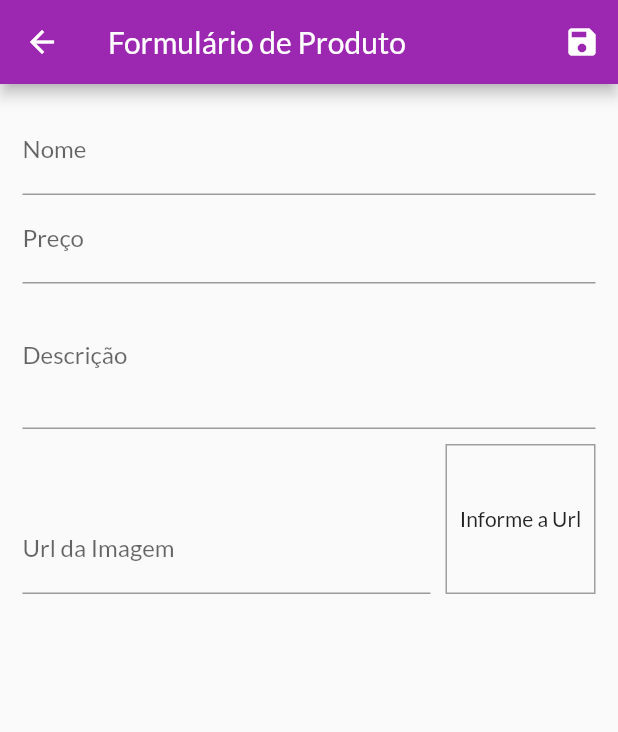
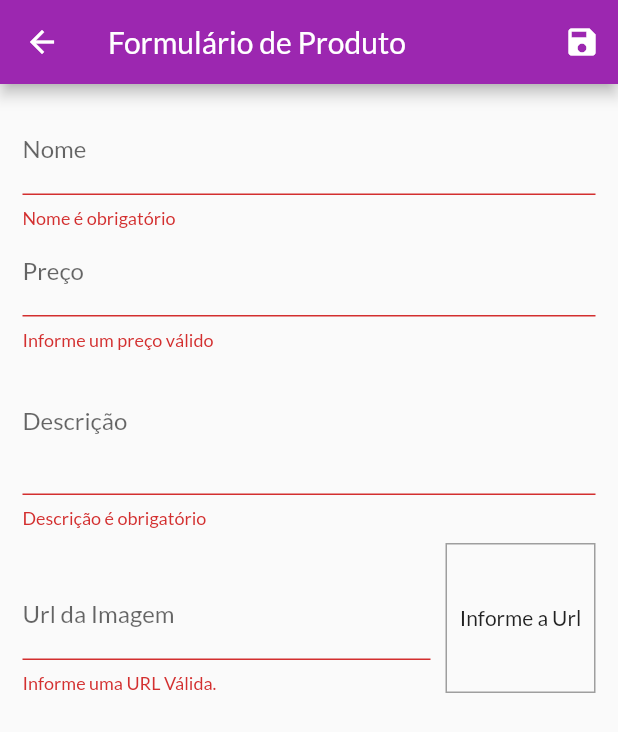
Before and after one commit to ademir2011/app04.4animations, a Flutter app: the ProductFormPage screen opened by its route, after a tap on the "save" icon, on a phone screen of 412 x 824 dp. Shown: the top 732 px of the screen. Run offline on Flutter 3.47's test engine with Material 2 defaults, Android fonts, the phone set to English and light mode, and no system bars; network calls fail.

```diff
--- a/lib/pages/product_form_page.dart
+++ b/lib/pages/product_form_page.dart
@@ -1,7 +1,9 @@
 import 'dart:math';
 
 import 'package:app04shop/models/product.dart';
+import 'package:app04shop/models/product_list.dart';
 import 'package:flutter/material.dart';
+import 'package:provider/provider.dart';
 
 class ProductFormPage extends StatefulWidget {
   const ProductFormPage({Key? key}) : super(key: key);
@@ -38,15 +40,44 @@ class _ProductFormPageState extends State<ProductFormPage> {
     setState(() {});
   }
 
+  bool isValidImageUrl(String url) {
+    bool isValidUrl = Uri.tryParse(url)?.hasAbsolutePath ?? false;
+    bool endsWithFile =
+        url.toLowerCase().endsWith('.png') || url.toLowerCase().endsWith('.jpg') || url.toLowerCase().endsWith('.jpeg');
+
+    return isValidUrl && endsWithFile;
+  }
+
   void _submitForm() {
+    final isValid = _formKey.currentState?.validate() ?? false;
+
+    if (!isValid) {
+      return;
+    }
+
     _formKey.currentState?.save();
-    final newProduct = Product(
-      id: Random().nextDouble().toString(),
-      name: _formData['name'] as String,
-      description: _formData['description'] as String,
-      price: _formData['price'] as double,
-      imageUrl: _formData['imageUrl'] as String,
-    );
+
+    Provider.of<ProductList>(context, listen: false).saveProduct(_formData);
+
+    Navigator.of(context).pop();
+  }
+
+  @override
+  void didChangeDependencies() {
+    super.didChangeDependencies();
+    if (_formData.isEmpty) {
+      final arg = ModalRoute.of(context)?.settings.arguments;
+      if (arg != null) {
+        final product = arg as Product;
+        _formData['id'] = product.id;
+        _formData['name'] = product.name;
+        _formData['price'] = product.price;
+        _formData['description'] = product.description;
+        _formData['imageUrl'] = product.imageUrl;
+
+        _imageUrlController.text = product.imageUrl;
+      }
+    }
   }
 
   @override
@@ -68,14 +99,27 @@ class _ProductFormPageState extends State<ProductFormPage> {
           child: ListView(
             children: [
               TextFormField(
+                initialValue: _formData['name']?.toString(),
                 decoration: InputDecoration(labelText: 'Nome'),
                 textInputAction: TextInputAction.next,
                 onFieldSubmitted: (_) {
                   FocusScope.of(context).requestFocus(_priceFocus);
                 },
                 onSaved: (name) => _formData['name'] = name ?? '',
+                validator: (_name) {
+                  final name = _name ?? '';
+                  if (name.trim().isEmpty) {
+                    return 'Nome é obrigatório';
+                  }
+
+                  if (name.trim().length < 3) {
+                    return 'Nome precisa no mínimo de 3 letras.';
+                  }
+                  return null;
+                },
               ),
               TextFormField(
+                initialValue: _formData['price']?.toString(),
                 decoration: InputDecoration(labelText: 'Preço'),
                 textInputAction: TextInputAction.next,
                 focusNode: _priceFocus,
@@ -86,13 +130,34 @@ class _ProductFormPageState extends State<ProductFormPage> {
                   FocusScope.of(context).requestFocus(_priceFocus);
                 },
                 onSaved: (price) => _formData['price'] = double.parse(price ?? '0'),
+                validator: (_price) {
+                  final priceString = _price ?? '-1';
+                  final price = double.tryParse(priceString) ?? -1;
+                  if (price <= 0) {
+                    return 'Informe um preço válido';
+                  }
+
+                  return null;
+                },
               ),
               TextFormField(
+                initialValue: _formData['description']?.toString(),
                 decoration: InputDecoration(labelText: 'Descrição'),
                 focusNode: _descriptionFocus,
                 keyboardType: TextInputType.multiline,
                 maxLines: 3,
                 onSaved: (description) => _formData['description'] = description ?? '',
+                validator: (_description) {
+                  final description = _description ?? '';
+                  if (description.trim().isEmpty) {
+                    return 'Descrição é obrigatório';
+                  }
+
+                  if (description.trim().length < 10) {
+                    return 'Descrição precisa no mínimo de 10 letras.';
+                  }
+                  return null;
+                },
               ),
               Row(
                 crossAxisAlignment: CrossAxisAlignment.end,
@@ -106,6 +171,14 @@ class _ProductFormPageState extends State<ProductFormPage> {
                       controller: _imageUrlController,
                       onFieldSubmitted: (_) => _submitForm(),
                       onSaved: (imageUrl) => _formData['imageUrl'] = imageUrl ?? '',
+                      validator: (_imageUrl) {
+                        final imageUrl = _imageUrl ?? '';
+                        if (!isValidImageUrl(imageUrl)) {
+                          return 'Informe uma URL Válida.';
+                        }
+
+                        return null;
+                      },
                     ),
                   ),
                   Container(
```
Also changed, not shown: lib/components/product_item.dart (+28 -2 lines), lib/models/product_list.dart (+38 -0 lines).
